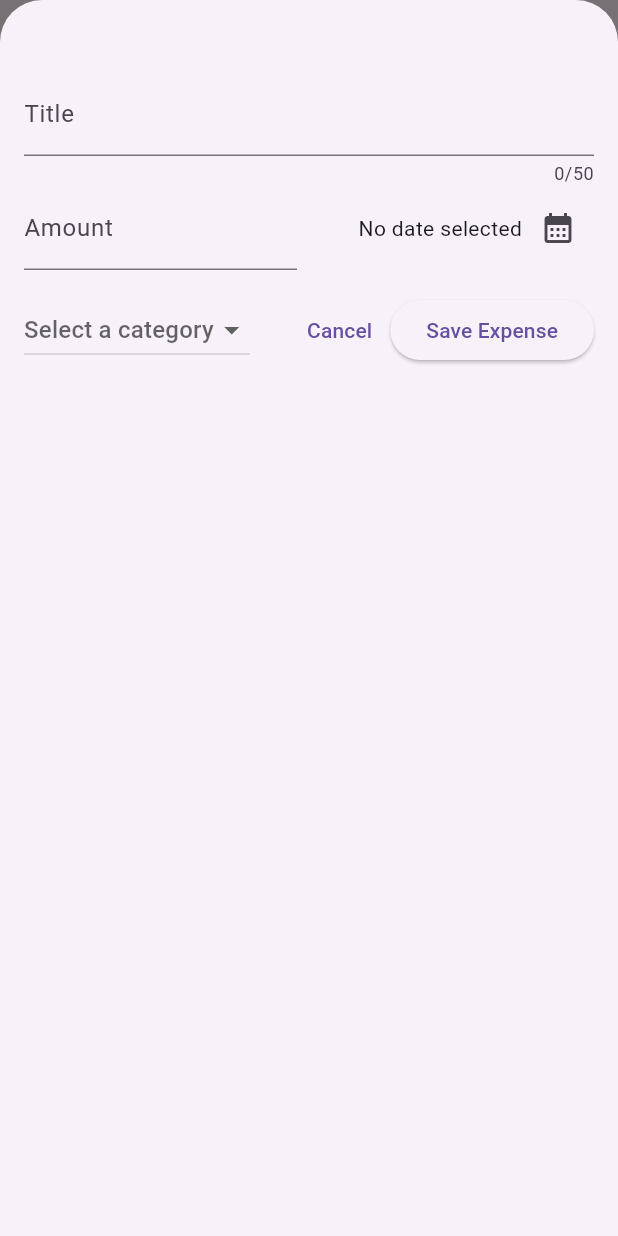
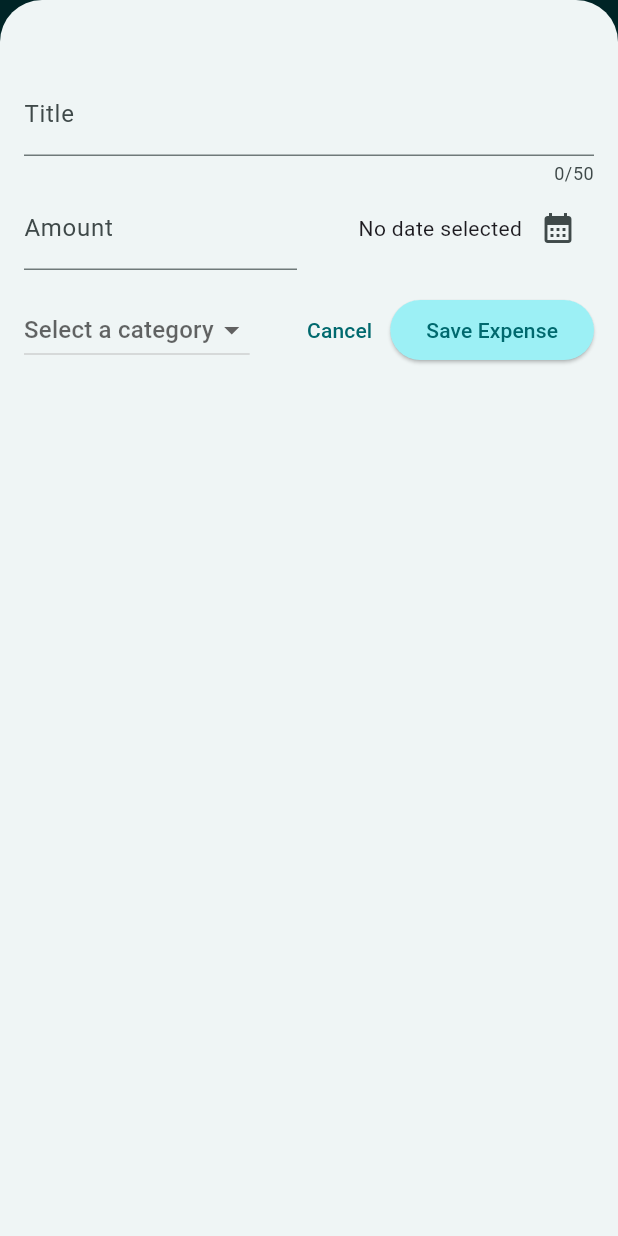
Before and after one commit to rajattank/expense-tracker, a Flutter app: the screen it shows after launch, after a tap on the "add" icon, on a phone screen of 412 x 824 dp. Run offline on Flutter 3.47's test engine with Material 3 defaults, Android fonts, the phone set to English and light mode, and no system bars.

Commit message:
Final Updates in lib

```diff
--- a/lib/expenses_list/expense_item.dart
+++ b/lib/expenses_list/expense_item.dart
@@ -2,29 +2,36 @@ import 'package:expence_tracker/models/expense.dart';
 import 'package:flutter/material.dart';
 
 class Expenseitem extends StatelessWidget {
-  const Expenseitem(this.expense , {super.key});
+  const Expenseitem(this.expense, {super.key});
 
   final Expense expense;
 
   @override
   Widget build(BuildContext context) {
-    return Card(child: Padding(
+    return Card(
+      child: Padding(
         padding: const EdgeInsets.symmetric(horizontal: 20, vertical: 16),
         child: Column(
+          crossAxisAlignment: CrossAxisAlignment.start,
           children: [
-          Text(expense.title),
+            Text(expense.title , style: Theme.of(context).textTheme.titleLarge,),
             const SizedBox(height: 4),
-          Row(children: [
+            Row(
+              children: [
                 Text('₹${expense.amount.toStringAsFixed(2)}'),
                 const Spacer(),
-            Row(children: [
+                Row(
+                  children: [
                     Icon(categoryIcons[expense.category]),
                     const SizedBox(width: 10),
                     Text(expense.formattedDate)
-            ],),
-          ],)
                   ],
                 ),
-    ),);
+              ],
+            )
+          ],
+        ),
+      ),
+    );
   }
 }
--- a/lib/expenses_list/expenses_list.dart
+++ b/lib/expenses_list/expenses_list.dart
@@ -14,6 +14,8 @@ class ExpenseList extends StatelessWidget {
         itemCount: expenses.length,
         itemBuilder: (context, index) =>
             Dismissible(             // gets swiping effect to remove the ojcect.
+            background: Container(color: Theme.of(context).colorScheme.error.withOpacity(0.75),
+            margin:EdgeInsets.symmetric(horizontal: Theme.of(context).cardTheme.margin!.horizontal)),
             key: ValueKey(expenses[index]),
             onDismissed:(direction){
               onRemoveExpense(expenses[index]);
--- /dev/null
+++ b/lib/expenses_list/widgets/chart/chart.dart
@@ -0,0 +1,95 @@
+import 'package:flutter/material.dart';
+
+import 'package:expence_tracker/expenses_list/widgets/chart/chart_bar.dart';
+import 'package:expence_tracker/models/expense.dart';
+
+class Chart extends StatelessWidget {
+  const Chart({super.key, required this.expenses});
+
+  final List<Expense> expenses;
+
+  List<ExpenseBucket> get buckets {
+    return [
+      ExpenseBucket.forCategory(expenses, Category.food),
+      ExpenseBucket.forCategory(expenses, Category.leisure),
+      ExpenseBucket.forCategory(expenses, Category.travel),
+      ExpenseBucket.forCategory(expenses, Category.work),
+    ];
+  }
+
+  double get maxTotalExpense {
+    double maxTotalExpense = 0;
+
+    for (final bucket in buckets) {
+      if (bucket.totalExpenses > maxTotalExpense) {
+        maxTotalExpense = bucket.totalExpenses;
+      }
+    }
+
+    return maxTotalExpense;
+  }
+
+  @override
+  Widget build(BuildContext context) {
+    final isDarkMode =
+        MediaQuery.of(context).platformBrightness == Brightness.dark;
+    return Container(
+      margin: const EdgeInsets.all(16),
+      padding: const EdgeInsets.symmetric(
+        vertical: 16,
+        horizontal: 8,
+      ),
+      width: double.infinity,
+      height: 180,
+      decoration: BoxDecoration(
+        borderRadius: BorderRadius.circular(8),
+        gradient: LinearGradient(
+          colors: [
+            Theme.of(context).colorScheme.primary.withOpacity(0.3),
+            Theme.of(context).colorScheme.primary.withOpacity(0.0)
+          ],
+          begin: Alignment.bottomCenter,
+          end: Alignment.topCenter,
+        ),
+      ),
+      child: Column(
+        children: [
+          Expanded(
+            child: Row(
+              crossAxisAlignment: CrossAxisAlignment.end,
+              children: [
+                for (final bucket in buckets) // alternative to map()
+                  ChartBar(
+                    fill: bucket.totalExpenses == 0
+                        ? 0
+                        : bucket.totalExpenses / maxTotalExpense,
+                  )
+              ],
+            ),
+          ),
+          const SizedBox(height: 12),
+          Row(
+            children: buckets
+                .map(
+                  (bucket) => Expanded(
+                    child: Padding(
+                      padding: const EdgeInsets.symmetric(horizontal: 4),
+                      child: Icon(
+                        categoryIcons[bucket.category],
+                        color: isDarkMode
+                            ? Theme.of(context).colorScheme.secondary
+                            : Theme.of(context)
+                                .colorScheme
+                                .primary
+                                .withOpacity(0.7),
+                      ),
+                    ),
+                  ),
+                )
+                .toList(),
+          )
+        ],
+      ),
+    );
+  }
+}
--- /dev/null
+++ b/lib/expenses_list/widgets/chart/chart_bar.dart
@@ -0,0 +1,34 @@
+import 'package:flutter/material.dart';
+
+class ChartBar extends StatelessWidget {
+  const ChartBar({
+    super.key,
+    required this.fill,
+  });
+
+  final double fill;
+
+  @override
+  Widget build(BuildContext context) {
+    final isDarkMode =
+        MediaQuery.of(context).platformBrightness == Brightness.dark;
+    return Expanded(
+      child: Padding(
+        padding: const EdgeInsets.symmetric(horizontal: 4),
+        child: FractionallySizedBox(
+          heightFactor: fill,
+          child: DecoratedBox(
+            decoration: BoxDecoration(
+              shape: BoxShape.rectangle,
+              borderRadius:
+                  const BorderRadius.vertical(top: Radius.circular(8)),
+              color: isDarkMode
+                  ? Theme.of(context).colorScheme.secondary
+                  : Theme.of(context).colorScheme.primary.withOpacity(0.65),
+            ),
+          ),
+        ),
+      ),
+    );
+  }
+}
--- a/lib/expenses_list/widgets/expenses.dart
+++ b/lib/expenses_list/widgets/expenses.dart
@@ -1,4 +1,5 @@
 import 'package:expence_tracker/expenses_list/expenses_list.dart';
+import 'package:expence_tracker/expenses_list/widgets/chart/chart.dart';
 import 'package:expence_tracker/expenses_list/widgets/new_expense.dart';
 import 'package:expence_tracker/models/expense.dart';
 import 'package:flutter/material.dart';
@@ -32,9 +33,20 @@ class _ExpensesState extends State<Expenses> {
   }
 
   void _removeExpense(Expense expense) {
+    final expenseIndex = _registeredExpenses.indexOf(expense);
     setState(() {
       _registeredExpenses.remove(expense);
     });
+    ScaffoldMessenger.of(context).clearSnackBars();
+    ScaffoldMessenger.of(context).showSnackBar(SnackBar(
+      duration:const Duration(seconds: 3),
+      content:const Text('Expense daleted.'),
+      action: SnackBarAction(label: 'Undo', onPressed: (){
+        setState(() {
+          _registeredExpenses.insert(expenseIndex, expense);
+        });
+      }),
+      ));
   }
 
   void _openAddExpenseOverlay() {
@@ -48,6 +60,13 @@ class _ExpensesState extends State<Expenses> {
 
   @override
   Widget build(BuildContext context) {
+    Widget mainContent = const Center(
+      child: Text('No Expense found. Start adding some!'),
+    );
+    if (_registeredExpenses.isNotEmpty) {
+      mainContent = ExpenseList(
+          expenses: _registeredExpenses, onRemoveExpense: _removeExpense);
+    }
     return Scaffold(
       appBar: AppBar(
         title: const Text('Flutter ExpenseTracker'),
@@ -57,13 +76,7 @@ class _ExpensesState extends State<Expenses> {
         ],
       ),
       body: Column(
-        children: [
-          const Text('The Chart'),
-          Expanded(
-              child: ExpenseList(
-                  expenses: _registeredExpenses,
-                  onRemoveExpense: _removeExpense))
-        ],
+        children: [Chart(expenses: _registeredExpenses), Expanded(child: mainContent)],
       ),
     );
   }
--- a/lib/main.dart
+++ b/lib/main.dart
@@ -2,10 +2,44 @@ import 'package:flutter/material.dart';
 
 import 'package:expence_tracker/expenses_list/widgets/expenses.dart';
 
+var kColorScheme =
+    ColorScheme.fromSeed(seedColor: const Color.fromARGB(178, 152, 220, 224));
+var kDarkColorTheme = ColorScheme.fromSeed(
+  brightness: Brightness.dark,
+  seedColor: const Color.fromARGB(255, 5, 99, 125),
+);
+
 void main() {
   runApp(
     MaterialApp(
-      theme: ThemeData(useMaterial3: true),
+      darkTheme: ThemeData.dark().copyWith(
+          colorScheme: kDarkColorTheme,
+          cardTheme: const CardTheme().copyWith(
+              color: kDarkColorTheme.secondaryContainer,
+              margin: const EdgeInsets.symmetric(horizontal: 16, vertical: 8)),
+              elevatedButtonTheme: ElevatedButtonThemeData(
+              style: ElevatedButton.styleFrom(
+            backgroundColor: kDarkColorTheme.primaryContainer,),),),
+              theme: ThemeData().copyWith(
+          colorScheme: kColorScheme,
+          appBarTheme: const AppBarTheme().copyWith(
+            backgroundColor: kColorScheme.onPrimaryContainer,
+            foregroundColor: kColorScheme.primaryContainer,
+          ),
+          cardTheme: const CardTheme().copyWith(
+              color: kColorScheme.secondaryContainer,
+              margin: const EdgeInsets.symmetric(horizontal: 16, vertical: 8)),
+          elevatedButtonTheme: ElevatedButtonThemeData(
+              style: ElevatedButton.styleFrom(
+            backgroundColor: kColorScheme.primaryContainer,
+          )),
+          textTheme: ThemeData().textTheme.copyWith(
+                titleLarge: TextStyle(
+                  fontWeight: FontWeight.bold,
+                  color: kColorScheme.onSecondaryContainer,
+                  fontSize: 16,
+                ),
+              )),
       home: const Expenses(),
     ),
   );
--- a/lib/models/expense.dart
+++ b/lib/models/expense.dart
@@ -6,7 +6,12 @@ final formatter = DateFormat.yMd();
 
 const uuid = Uuid();
 
-enum Category {food, travel, leisure, work}// enum is a keyword which allows us to create a custom type which is a combination of redefined allowed values
+enum Category {
+  food,
+  travel,
+  leisure,
+  work
+} // enum is a keyword which allows us to create a custom type which is a combination of redefined allowed values
 
 const categoryIcons = {
   Category.food: Icons.food_bank_outlined,
@@ -15,7 +20,7 @@ const categoryIcons = {
   Category.work: Icons.computer_outlined,
 };
 
-class Expense{
+class Expense {
   Expense({
     required this.title,
     required this.amount,
@@ -33,3 +38,23 @@ class Expense{
     return formatter.format(date);
   }
 }
+
+class ExpenseBucket {
+  const ExpenseBucket({required this.category, required this.expenses});
+
+  ExpenseBucket.forCategory(List<Expense> allExpenses, this.category)
+      : expenses = allExpenses
+            .where((expense) => expense.category == category)
+            .toList();
+
+  final Category category;
+  final List<Expense> expenses;
+
+  double get totalExpenses {
+    double sum = 0;
+    for (final expense in expenses) {
+      sum += expense.amount;
+    }
+    return sum;
+  }
+}
```
Lines whose indentation alone changed are shown as unchanged.
